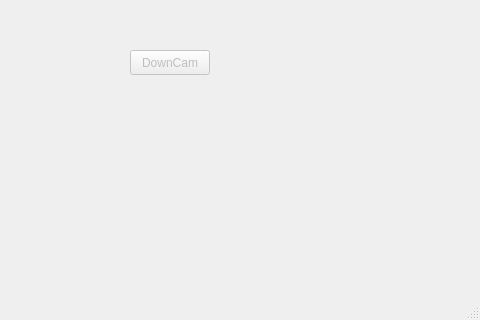
Above: mainwindow.ui from BerAtozz/WifiBot before the change; both pictures show x 320 to 800 and y 280 to 600 of the 800 by 600 pixel window. Below: the same form after it.
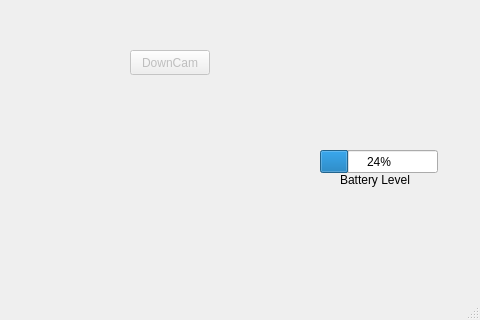
That is the form after the change.

Commit message: Mise en place du niveau de batterie

The edit to the form file:
```diff
--- a/mainwindow.ui
+++ b/mainwindow.ui
@@ -235,6 +235,32 @@
      <string>DownCam</string>
     </property>
    </widget>
+   <widget class="QProgressBar" name="batteryBar">
+    <property name="geometry">
+     <rect>
+      <x>640</x>
+      <y>430</y>
+      <width>118</width>
+      <height>23</height>
+     </rect>
+    </property>
+    <property name="value">
+     <number>24</number>
+    </property>
+   </widget>
+   <widget class="QLabel" name="label_2">
+    <property name="geometry">
+     <rect>
+      <x>660</x>
+      <y>450</y>
+      <width>81</width>
+      <height>20</height>
+     </rect>
+    </property>
+    <property name="text">
+     <string>Battery Level</string>
+    </property>
+   </widget>
   </widget>
   <widget class="QMenuBar" name="menubar">
    <property name="geometry">
```
The commit also changes 2 other files.
